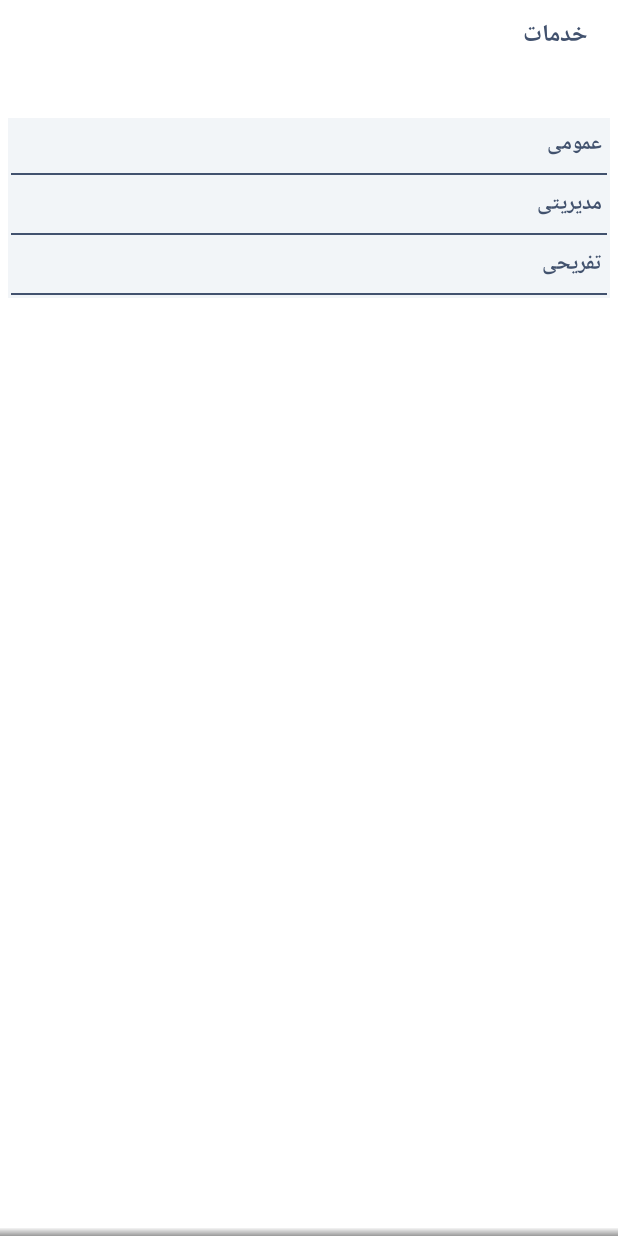
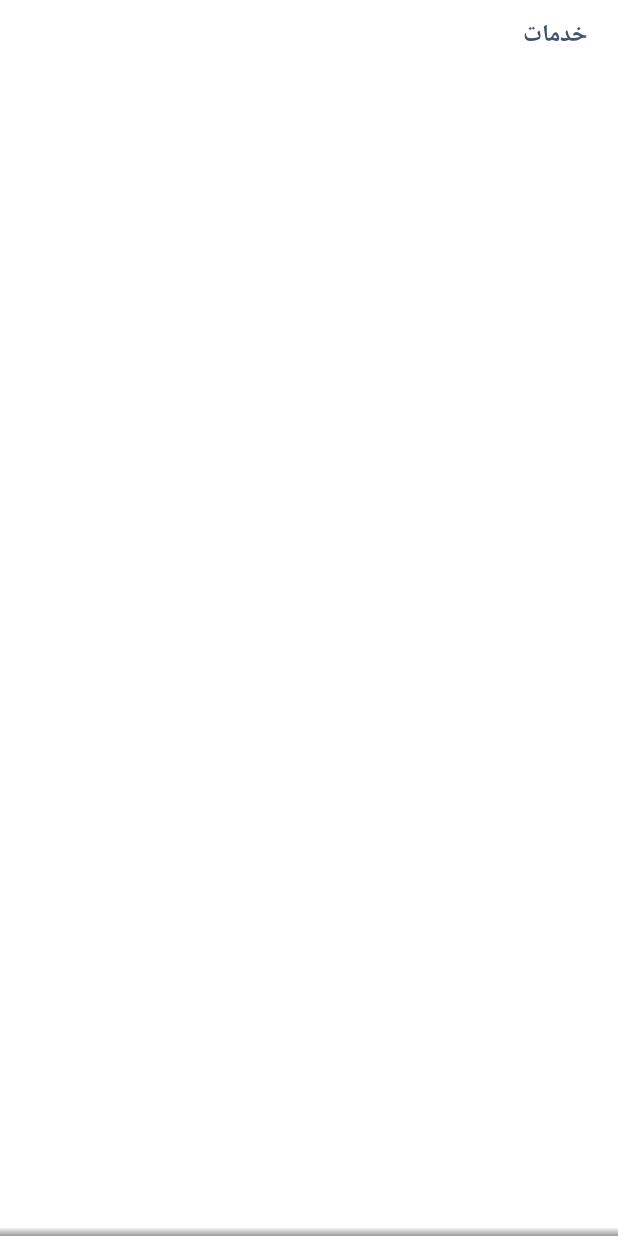
Before and after one commit to saharkh99/OrganizationalApp, an Android app: the layout activity_service.xml on its own in the app's theme, with its tools: preview values and no code run, on a phone screen of 412 x 824 dp. Run offline under Robolectric (Android 15) with nearby library versions, the phone set to English and light mode, and no system bars.

Commit message:
overall2

```diff
--- a/app/src/main/res/layout/activity_service.xml
+++ b/app/src/main/res/layout/activity_service.xml
@@ -50,6 +50,8 @@
         android:textSize="14dp"
         android:padding="5dp"
         android:textStyle="bold"
+        android:id="@+id/general"
+        android:visibility="gone"
         android:textColor="@color/textColor"
         android:layout_gravity="right"
         android:text="@string/string_general"/>
@@ -57,6 +59,8 @@
         android:layout_width="match_parent"
         android:layout_height="1dp"
         android:layout_margin="2dp"
+        android:visibility="gone"
+        android:id="@+id/line1"
         android:background="@color/textColor"/>
     <androidx.recyclerview.widget.RecyclerView
         android:layout_width="match_parent"
@@ -75,12 +79,16 @@
         android:textSize="14dp"
         android:padding="5dp"
         android:textStyle="bold"
+        android:id="@+id/management"
+        android:visibility="gone"
         android:textColor="@color/textColor"
         android:layout_gravity="right"
         android:text="@string/string_managment"/>
     <View
         android:layout_width="match_parent"
         android:layout_height="1dp"
+        android:id="@+id/line2"
+        android:visibility="gone"
         android:layout_margin="2dp"
         android:background="@color/textColor"/>
 
@@ -95,13 +103,17 @@
         android:textSize="14dp"
         android:padding="5dp"
         android:textStyle="bold"
+        android:id="@+id/ent"
+        android:visibility="gone"
         android:textColor="@color/textColor"
         android:layout_gravity="right"
         android:text="@string/string_intertainment"/>
     <View
         android:layout_width="match_parent"
         android:layout_height="1dp"
+        android:visibility="gone"
         android:layout_margin="2dp"
+        android:id="@+id/line3"
         android:background="@color/textColor"/>
     <androidx.recyclerview.widget.RecyclerView
         android:layout_width="match_parent"
```
Also changed, not shown: app/src/main/java/com/example/organizationalapp/Login/LoginClass.java (+16 -14 lines), app/src/main/java/com/example/organizationalapp/ServicePart/DataRecieveForService.java (deleted, +0 -58 lines), app/src/main/java/com/example/organizationalapp/ServicePart/ServiceFragment.java (+28 -3 lines), app/src/main/java/com/example/organizationalapp/User.java (+4 -8 lines).
